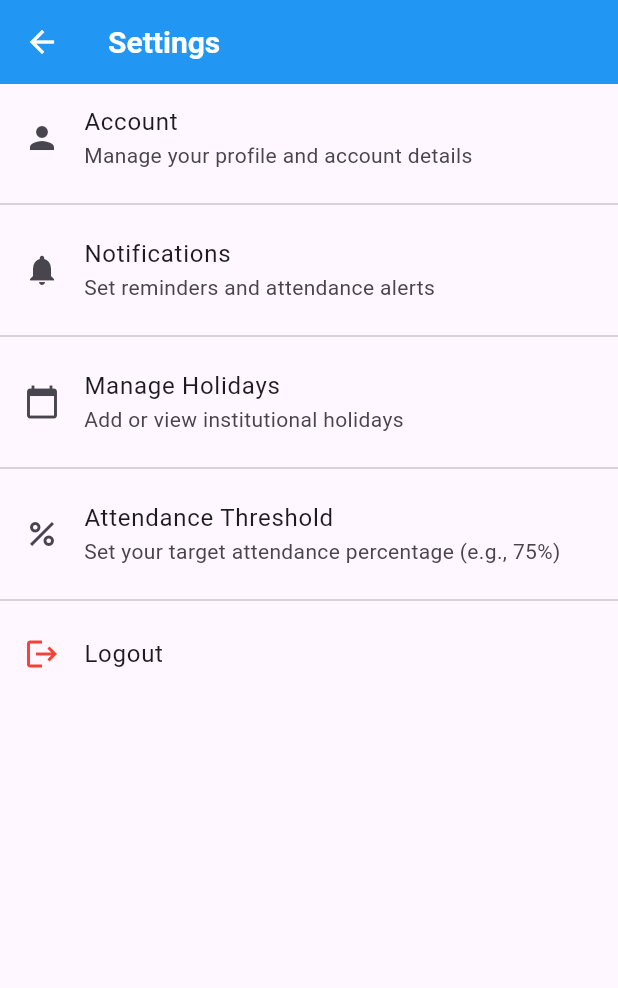
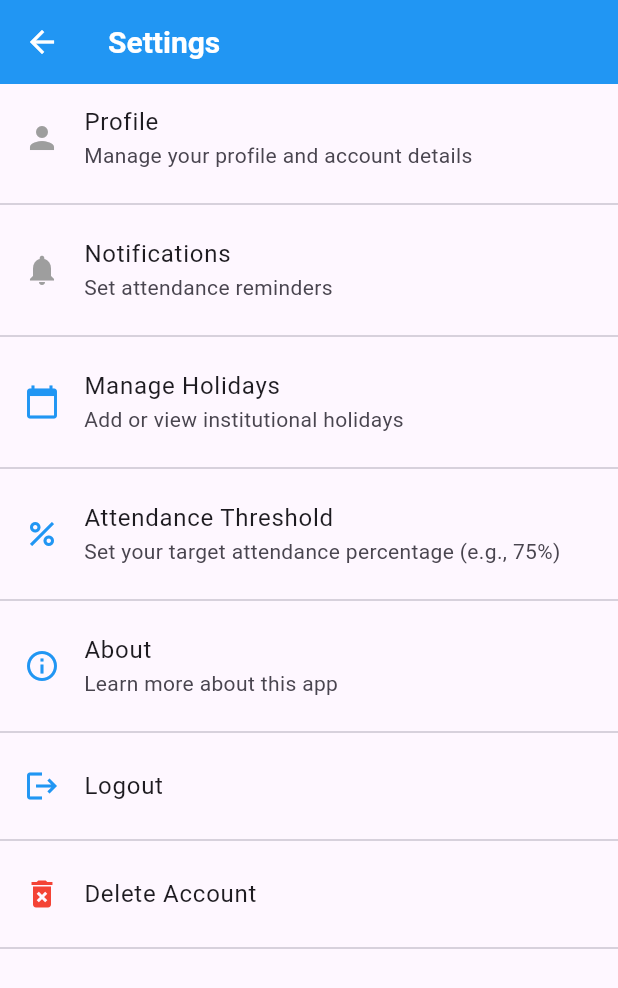
Before and after one commit to nrahil/attendence_tracker, a Flutter app: the SettingsScreen screen opened directly, on a phone screen of 412 x 824 dp. Shown: the top 988 px of the screen. Run offline on Flutter 3.47's test engine with Material 3 defaults, Android fonts, the phone set to English and light mode, and no system bars; our stand-ins replace cloud_firestore, firebase_auth, firebase_core; accounts and stored records are empty.

Commit message:
updated the details page

```diff
--- a/lib/screens/settings_screen.dart
+++ b/lib/screens/settings_screen.dart
@@ -1,72 +1,149 @@
 import 'package:flutter/material.dart';
+import 'package:firebase_auth/firebase_auth.dart';
+import 'package:cloud_firestore/cloud_firestore.dart';
 import 'package:attendence_manager/screens/auth/login_screen.dart';
 
 class SettingsScreen extends StatelessWidget {
+  const SettingsScreen({super.key});
+
+  Future<void> _deleteAccount(BuildContext context) async {
+    // Show a confirmation dialog
+    final confirmed = await showDialog<bool>(
+      context: context,
+      builder: (ctx) => AlertDialog(
+        title: const Text('Delete Account'),
+        content: const Text('Are you sure you want to delete your account? This action cannot be undone.'),
+        actions: [
+          TextButton(
+            onPressed: () => Navigator.of(ctx).pop(false),
+            child: const Text('Cancel'),
+          ),
+          ElevatedButton(
+            onPressed: () => Navigator.of(ctx).pop(true),
+            style: ElevatedButton.styleFrom(backgroundColor: Colors.red),
+            child: const Text('Delete', style: TextStyle(color: Colors.white)),
+          ),
+        ],
+      ),
+    );
+
+    if (confirmed == true) {
+      try {
+        final currentUser = FirebaseAuth.instance.currentUser;
+        if (currentUser != null) {
+          // 1. Delete user's data from Firestore
+          final userCourses = FirebaseFirestore.instance.collection('users').doc(currentUser.uid).collection('courses');
+          final batch = FirebaseFirestore.instance.batch();
+          final snapshots = await userCourses.get();
+          for (var doc in snapshots.docs) {
+            batch.delete(doc.reference);
+          }
+          await batch.commit();
+
+          // 2. Delete the user's document
+          await FirebaseFirestore.instance.collection('users').doc(currentUser.uid).delete();
+
+          // 3. Delete the user from Firebase Authentication
+          await currentUser.delete();
+
+          // Navigate back to login screen after successful deletion
+          if (context.mounted) {
+            Navigator.of(context).pushAndRemoveUntil(
+              MaterialPageRoute(builder: (ctx) => LoginScreen()),
+              (Route<dynamic> route) => false,
+            );
+          }
+
+        }
+      } on FirebaseAuthException catch (e) {
+        if (context.mounted) {
+          ScaffoldMessenger.of(context).showSnackBar(
+            SnackBar(
+              content: Text('Error: ${e.message}'),
+              backgroundColor: Colors.red,
+            ),
+          );
+        }
+      } catch (e) {
+        if (context.mounted) {
+          ScaffoldMessenger.of(context).showSnackBar(
+            const SnackBar(
+              content: Text('An unexpected error occurred.'),
+              backgroundColor: Colors.red,
+            ),
+          );
+        }
+      }
+    }
+  }
+
   @override
   Widget build(BuildContext context) {
     return Scaffold(
       appBar: AppBar(
-        title: Text('Settings'),
+        title: const Text('Settings'),
       ),
       body: ListView(
         children: [
-          // Profile Management
           ListTile(
-            leading: Icon(Icons.person),
-            title: Text('Account'),
-            subtitle: Text('Manage your profile and account details'),
+            leading: const Icon(Icons.person, color: Colors.grey),
+            title: const Text('Profile'),
+            subtitle: const Text('Manage your profile and account details'),
             onTap: () {
-              // TODO: Navigate to an Account Management screen
+              // TODO: Implement a dedicated Profile screen
             },
           ),
-          Divider(),
-
-          // Notification Settings
+          const Divider(),
           ListTile(
-            leading: Icon(Icons.notifications),
-            title: Text('Notifications'),
-            subtitle: Text('Set reminders and attendance alerts'),
+            leading: const Icon(Icons.notifications, color: Colors.grey),
+            title: const Text('Notifications'),
+            subtitle: const Text('Set attendance reminders'),
             onTap: () {
-              // TODO: Navigate to a Notifications Settings screen
+              // TODO: Implement a Notifications settings screen
             },
           ),
-          Divider(),
-
-          // Holiday Management
+          const Divider(),
           ListTile(
-            leading: Icon(Icons.calendar_today),
-            title: Text('Manage Holidays'),
-            subtitle: Text('Add or view institutional holidays'),
+            leading: const Icon(Icons.calendar_today, color: Colors.blue),
+            title: const Text('Manage Holidays'),
+            subtitle: const Text('Add or view institutional holidays'),
             onTap: () {
               // TODO: Implement a screen to manage holidays
             },
           ),
-          Divider(),
-
-          // Attendance Threshold
+          const Divider(),
           ListTile(
-            leading: Icon(Icons.percent),
-            title: Text('Attendance Threshold'),
-            subtitle: Text('Set your target attendance percentage (e.g., 75%)'),
+            leading: const Icon(Icons.percent, color: Colors.blue),
+            title: const Text('Attendance Threshold'),
+            subtitle: const Text('Set your target attendance percentage (e.g., 75%)'),
             onTap: () {
               // TODO: Implement a dialog or screen to set the threshold
             },
           ),
-          Divider(),
-
-          // Logout
+          const Divider(),
           ListTile(
-            leading: Icon(Icons.logout, color: Colors.red),
-            title: Text('Logout'),
+            leading: const Icon(Icons.info_outline, color: Colors.blue),
+            title: const Text('About'),
+            subtitle: const Text('Learn more about this app'),
             onTap: () {
-              // Use pushAndRemoveUntil to clear the navigation stack
-              // This prevents the user from going back to the dashboard after logging out
-              Navigator.of(context).pushAndRemoveUntil(
-                MaterialPageRoute(builder: (context) => LoginScreen()),
-                (Route<dynamic> route) => false,
-              );
+              // TODO: Navigate to an About Us page
             },
           ),
+          const Divider(),
+          ListTile(
+            leading: const Icon(Icons.logout, color: Colors.blue),
+            title: const Text('Logout'),
+            onTap: () async {
+              await FirebaseAuth.instance.signOut();
+            },
+          ),
+          const Divider(),
+          ListTile(
+            leading: const Icon(Icons.delete_forever, color: Colors.red),
+            title: const Text('Delete Account'),
+            onTap: () => _deleteAccount(context),
+          ),
+          const Divider(),
         ],
       ),
     );
```
Also changed, not shown: lib/screens/home/course_details_screen.dart (+36 -66 lines), lib/screens/home/dashboard_screen.dart (+51 -20 lines), lib/widgets/add_edit_course_dialog.dart (renamed from lib/widgets/add_course_dialog.dart, +16 -1 lines), lib/widgets/course_card.dart (+16 -8 lines).
